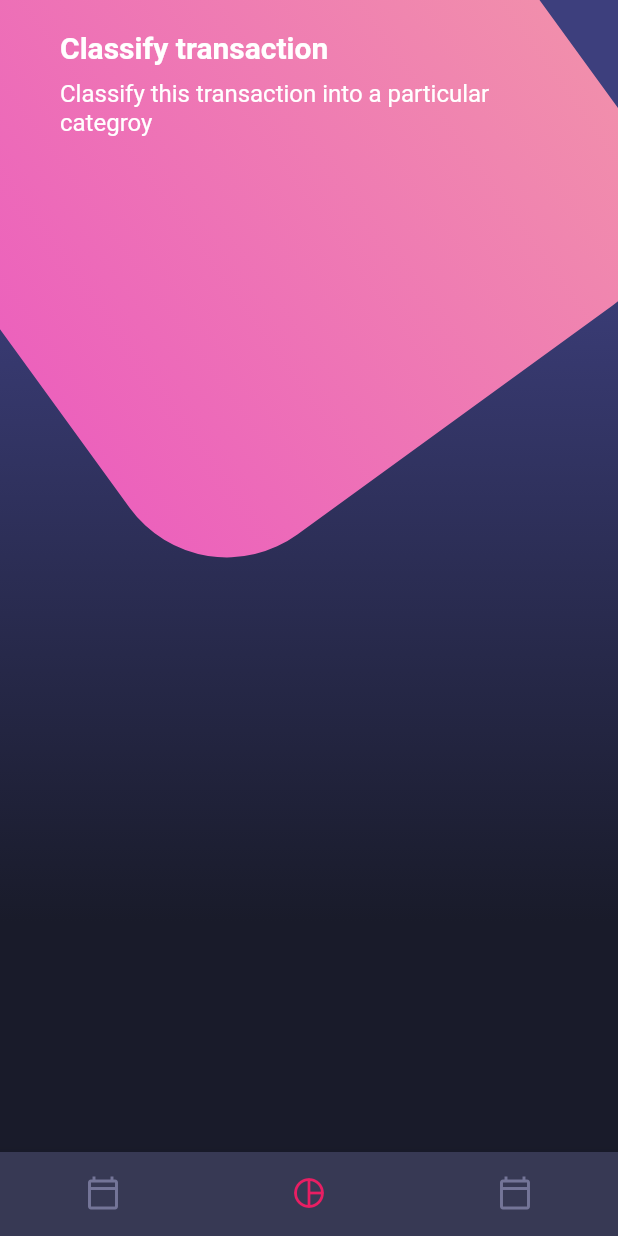
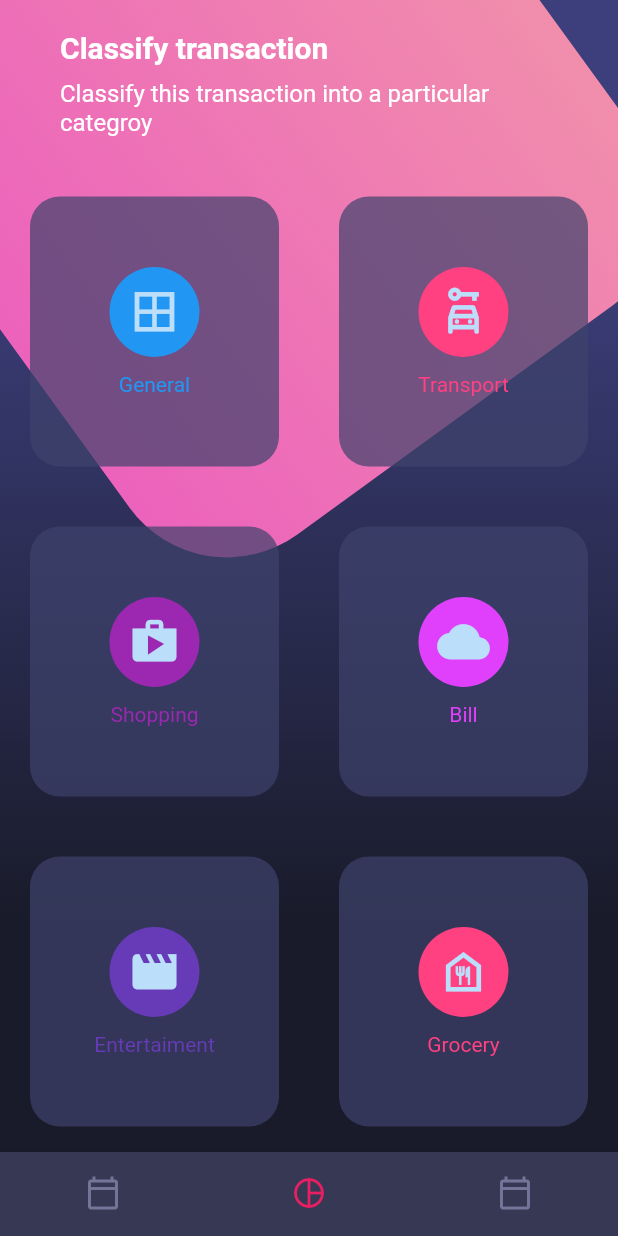
Before and after one commit to Antoniojesus1999/flutter_disenos, a Flutter app: the screen it shows after launch, on a phone screen of 412 x 824 dp. Run offline on Flutter 3.47's test engine with Material 2 defaults, Android fonts, the phone set to English and light mode, and no system bars.

Commit message:
151. Diseño compuesto table y tableRow

```diff
--- a/lib/screens/home_screen.dart
+++ b/lib/screens/home_screen.dart
@@ -1,3 +1,4 @@
+import 'package:disenos/widgets/card_table.dart';
 import 'package:disenos/widgets/custom_bottom_navigation.dart';
 import 'package:disenos/widgets/page_title.dart';
 import 'package:flutter/material.dart';
@@ -32,7 +33,10 @@ class _HomeBody extends StatelessWidget {
     return SingleChildScrollView(
         child: Column(
       children: const [
+        //Title
         PageTitle(),
+        //Card Table
+        CardTable()
       ],
     ));
   }
--- /dev/null
+++ b/lib/widgets/card_table.dart
@@ -0,0 +1,113 @@
+import 'package:flutter/material.dart';
+
+class CardTable extends StatelessWidget {
+  const CardTable({super.key});
+
+  @override
+  Widget build(BuildContext context) {
+    return Table(
+      children: const [
+        TableRow(children: [
+          _SigleCard(
+            color: Colors.blue,
+            icon: Icons.border_all,
+            text: 'General',
+          ),
+          _SigleCard(
+            color: Colors.pinkAccent,
+            icon: Icons.car_rental_outlined,
+            text: 'Transport',
+          )
+        ]),
+        TableRow(children: [
+          _SigleCard(
+            color: Colors.purple,
+            icon: Icons.shop,
+            text: 'Shopping',
+          ),
+          _SigleCard(
+            color: Colors.purpleAccent,
+            icon: Icons.cloud,
+            text: 'Bill',
+          )
+        ]),
+        TableRow(children: [
+          _SigleCard(
+            color: Colors.deepPurple,
+            icon: Icons.movie,
+            text: 'Entertaiment',
+          ),
+          _SigleCard(
+            color: Colors.pinkAccent,
+            icon: Icons.food_bank_outlined,
+            text: 'Grocery',
+          )
+        ]),
+        TableRow(children: [
+          _SigleCard(
+            color: Colors.blue,
+            icon: Icons.border_all,
+            text: 'General',
+          ),
+          _SigleCard(
+            color: Colors.pinkAccent,
+            icon: Icons.car_rental_outlined,
+            text: 'Transport',
+          )
+        ]),
+        TableRow(children: [
+          _SigleCard(
+            color: Colors.deepPurple,
+            icon: Icons.movie,
+            text: 'Entertaiment',
+          ),
+          _SigleCard(
+            color: Colors.pinkAccent,
+            icon: Icons.food_bank_outlined,
+            text: 'Grocery',
+          )
+        ]),
+      ],
+    );
+  }
+}
+
+class _SigleCard extends StatelessWidget {
+  final IconData icon;
+  final Color color;
+  final String text;
+  const _SigleCard(
+      {required this.icon, required this.color, required this.text});
+
+  @override
+  Widget build(BuildContext context) {
+    return Container(
+      height: 180,
+      margin: const EdgeInsets.all(20),
+      decoration: BoxDecoration(
+        color: const Color.fromRGBO(62, 66, 107, 0.7),
+        borderRadius: BorderRadius.circular(20),
+      ),
+      child: Column(
+        mainAxisAlignment: MainAxisAlignment.center,
+        children: [
+          CircleAvatar(
+            backgroundColor: color,
+            radius: 30,
+            child: Icon(
+              icon,
+              size: 35,
+            ),
+          ),
+          const SizedBox(
+            height: 10,
+          ),
+          Text(
+            text,
+            style: TextStyle(color: color),
+          )
+        ],
+      ),
+    );
+  }
+}
```
